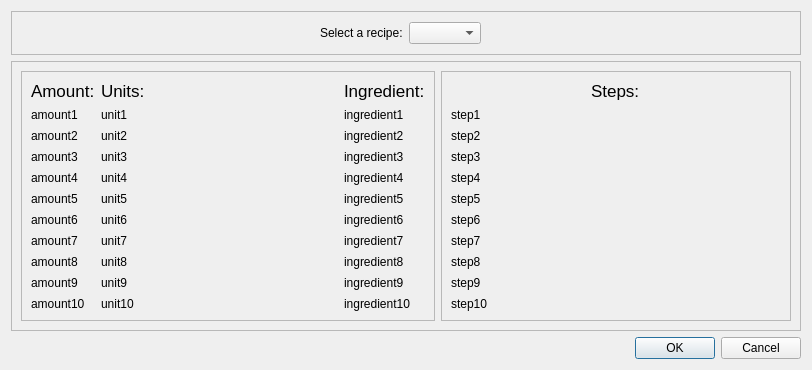
Old version of the form viewrecipes.ui in the repository wintersca/bartender.
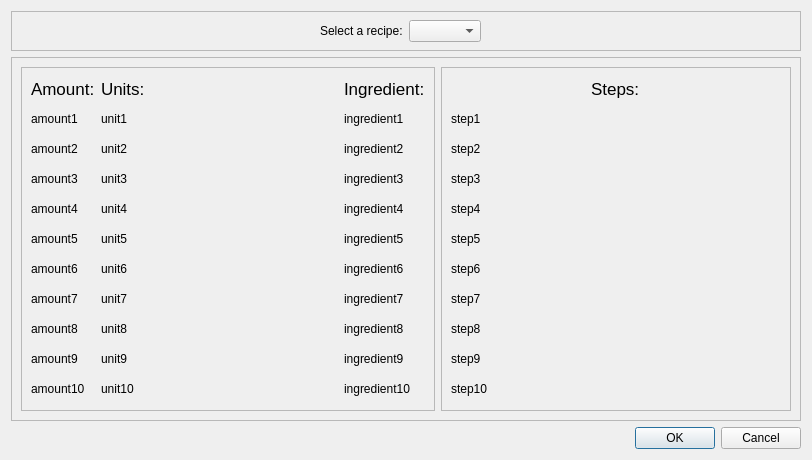
New version of the form.

Commit message: Clean up the XML drink database. Fixed a bug with reading dissatisfied customers.

Diff of the .ui file:
```diff
--- a/viewrecipes.ui
+++ b/viewrecipes.ui
@@ -7,7 +7,7 @@
     <x>0</x>
     <y>0</y>
     <width>812</width>
-    <height>370</height>
+    <height>460</height>
    </rect>
   </property>
   <property name="windowTitle">
@@ -16,6 +16,12 @@
   <layout class="QVBoxLayout" name="verticalLayout">
    <item>
     <widget class="QFrame" name="frame_4">
+     <property name="maximumSize">
+      <size>
+       <width>16777215</width>
+       <height>40</height>
+      </size>
+     </property>
      <property name="frameShape">
       <enum>QFrame::StyledPanel</enum>
      </property>
@@ -23,6 +29,18 @@
       <enum>QFrame::Raised</enum>
      </property>
      <layout class="QHBoxLayout" name="horizontalLayout_2">
+      <property name="leftMargin">
+       <number>0</number>
+      </property>
+      <property name="topMargin">
+       <number>0</number>
+      </property>
+      <property name="rightMargin">
+       <number>0</number>
+      </property>
+      <property name="bottomMargin">
+       <number>0</number>
+      </property>
       <item alignment="Qt::AlignRight">
        <widget class="QLabel" name="label">
         <property name="text">
```
The commit also changes 2 other files.
